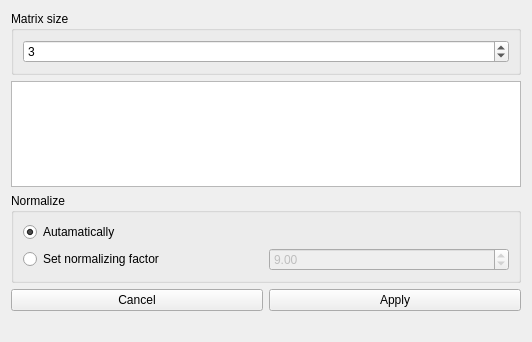
Old version of the form interface/filtercustomizer.ui in the repository stassemionov/ImageViewer.
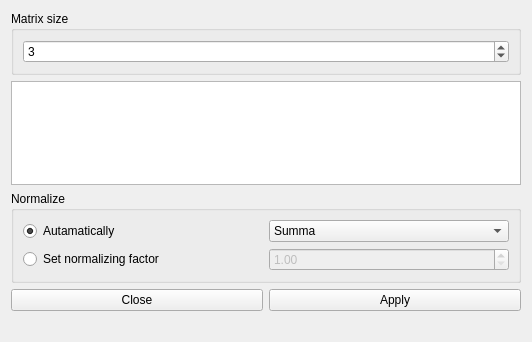
New version of the form. Icons and pictures are not drawn.

The edit to the form file:
```diff
--- a/interface/filtercustomizer.ui
+++ b/interface/filtercustomizer.ui
@@ -88,7 +88,7 @@
      <item>
       <widget class="QPushButton" name="cancel_button">
        <property name="text">
-        <string>Cancel</string>
+        <string>Close</string>
        </property>
       </widget>
      </item>
@@ -139,10 +139,32 @@
          <double>99999.990000000005239</double>
         </property>
         <property name="value">
-         <double>9.000000000000000</double>
+         <double>1.000000000000000</double>
         </property>
        </widget>
       </item>
+      <item row="0" column="1">
+       <widget class="QComboBox" name="norms_names_comboBox">
+        <property name="currentIndex">
+         <number>0</number>
+        </property>
+        <item>
+         <property name="text">
+          <string>Summa</string>
+         </property>
+        </item>
+        <item>
+         <property name="text">
+          <string>Euclid norm</string>
+         </property>
+        </item>
+        <item>
+         <property name="text">
+          <string>Maximum item</string>
+         </property>
+        </item>
+       </widget>
+      </item>
      </layout>
     </widget>
    </item>
```
